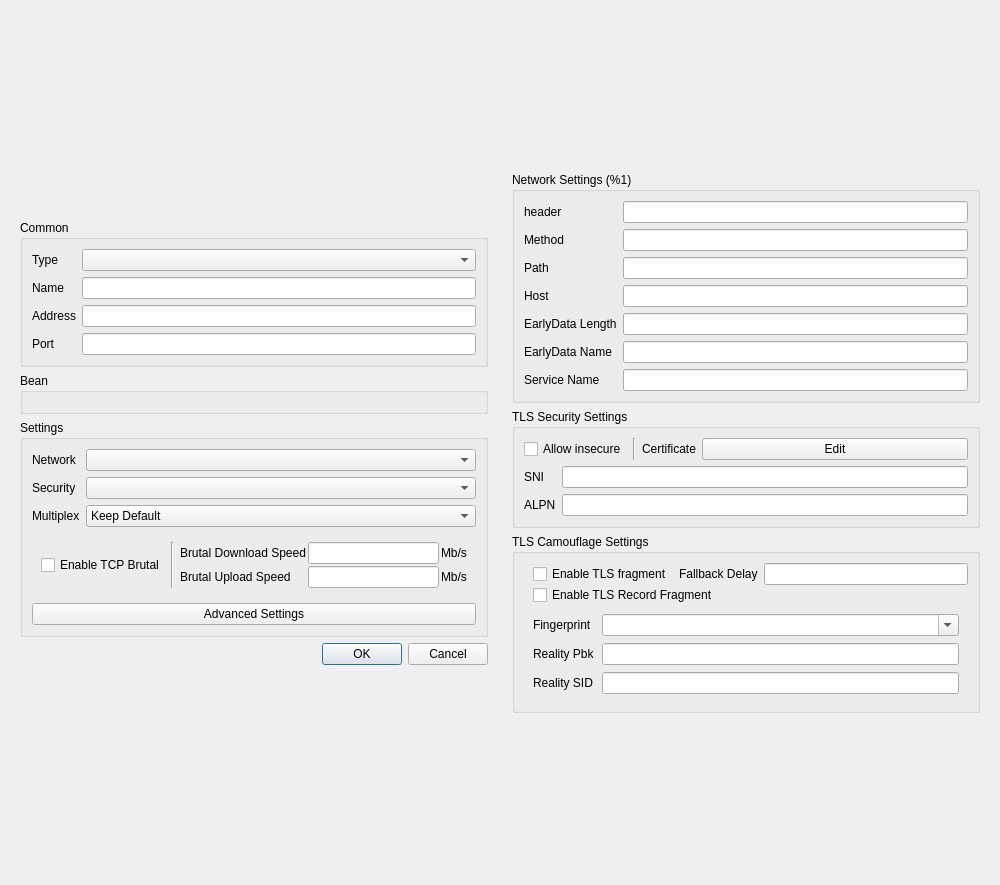
Before: the Qt Designer form include/ui/profile/dialog_edit_profile.ui in shengmo0210/Throne, drawn with Qt 5.
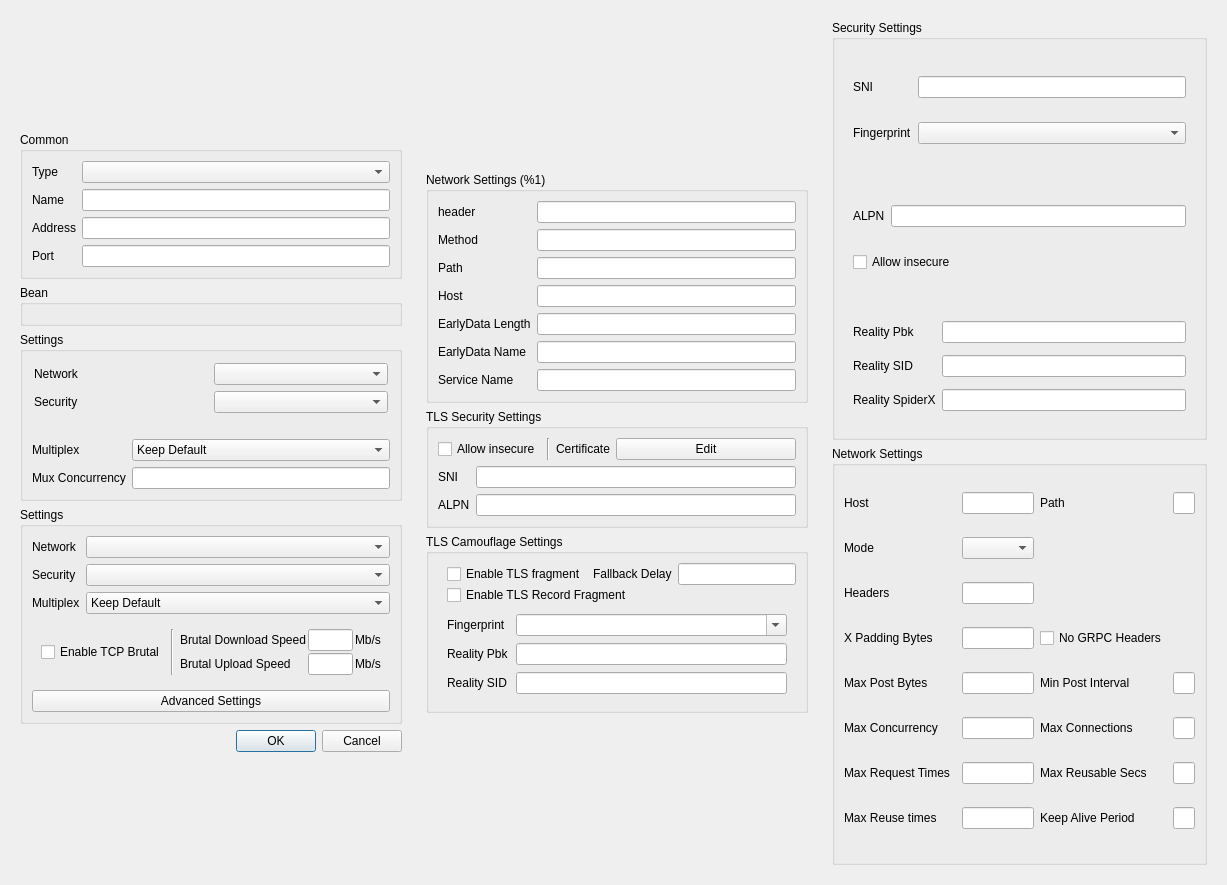
After: the same form once the commit is applied. Custom widgets are drawn as their Qt base class.

Commit message: Add vless xray ui

What changed in the file:
```diff
--- a/include/ui/profile/dialog_edit_profile.ui
+++ b/include/ui/profile/dialog_edit_profile.ui
@@ -121,6 +121,107 @@
         </layout>
        </widget>
       </item>
+      <item>
+       <widget class="QGroupBox" name="xray_settings_box">
+        <property name="title">
+         <string>Settings</string>
+        </property>
+        <layout class="QVBoxLayout" name="verticalLayout_9">
+         <property name="leftMargin">
+          <number>0</number>
+         </property>
+         <property name="topMargin">
+          <number>0</number>
+         </property>
+         <property name="rightMargin">
+          <number>0</number>
+         </property>
+         <property name="bottomMargin">
+          <number>0</number>
+         </property>
+         <item>
+          <widget class="QWidget" name="widget_4" native="true">
+           <layout class="QGridLayout" name="gridLayout_4">
+            <property name="leftMargin">
+             <number>11</number>
+            </property>
+            <property name="topMargin">
+             <number>11</number>
+            </property>
+            <property name="rightMargin">
+             <number>11</number>
+            </property>
+            <property name="bottomMargin">
+             <number>11</number>
+            </property>
+            <item row="0" column="0">
+             <widget class="QLabel" name="label_9">
+              <property name="text">
+               <string>Network</string>
+              </property>
+             </widget>
+            </item>
+            <item row="0" column="1">
+             <widget class="QComboBox" name="xray_network"/>
+            </item>
+            <item row="1" column="0">
+             <widget class="QLabel" name="label_10">
+              <property name="text">
+               <string>Security</string>
+              </property>
+             </widget>
+            </item>
+            <item row="1" column="1">
+             <widget class="QComboBox" name="xray_security"/>
+            </item>
+           </layout>
+          </widget>
+         </item>
+         <item>
+          <widget class="QWidget" name="xray_mux_box" native="true">
+           <layout class="QGridLayout" name="gridLayout_8">
+            <item row="0" column="1">
+             <widget class="QComboBox" name="xray_mux">
+              <item>
+               <property name="text">
+                <string>Keep Default</string>
+               </property>
+              </item>
+              <item>
+               <property name="text">
+                <string>Enabled</string>
+               </property>
+              </item>
+              <item>
+               <property name="text">
+                <string>Disabled</string>
+               </property>
+              </item>
+             </widget>
+            </item>
+            <item row="0" column="0">
+             <widget class="QLabel" name="label_17">
+              <property name="text">
+               <string>Multiplex</string>
+              </property>
+             </widget>
+            </item>
+            <item row="1" column="0">
+             <widget class="QLabel" name="label_18">
+              <property name="text">
+               <string>Mux Concurrency</string>
+              </property>
+             </widget>
+            </item>
+            <item row="1" column="1">
+             <widget class="QLineEdit" name="xray_mux_concurrency"/>
+            </item>
+           </layout>
+          </widget>
+         </item>
+        </layout>
+       </widget>
+      </item>
       <item>
        <widget class="QGroupBox" name="stream_box">
         <property name="sizePolicy">
@@ -747,6 +848,252 @@
      </layout>
     </widget>
    </item>
+   <item>
+    <widget class="QWidget" name="xray_widget" native="true">
+     <layout class="QVBoxLayout" name="verticalLayout_5">
+      <item>
+       <widget class="QGroupBox" name="xray_security_box">
+        <property name="title">
+         <string>Security Settings</string>
+        </property>
+        <layout class="QVBoxLayout" name="verticalLayout_8">
+         <item>
+          <widget class="QWidget" name="xray_tls_common" native="true">
+           <layout class="QGridLayout" name="gridLayout_5">
+            <item row="0" column="0">
+             <widget class="QLabel" name="label_11">
+              <property name="text">
+               <string>SNI</string>
+              </property>
+             </widget>
+            </item>
+            <item row="0" column="1">
+             <widget class="QLineEdit" name="xray_sni"/>
+            </item>
+            <item row="1" column="0">
+             <widget class="QLabel" name="label_12">
+              <property name="text">
+               <string>Fingerprint</string>
+              </property>
+             </widget>
+            </item>
+            <item row="1" column="1">
+             <widget class="QComboBox" name="xray_fp"/>
+            </item>
+           </layout>
+          </widget>
+         </item>
+         <item>
+          <widget class="QWidget" name="xray_tls_only" native="true">
+           <layout class="QGridLayout" name="gridLayout_6">
+            <item row="0" column="0">
+             <widget class="QLabel" name="label_13">
+              <property name="text">
+               <string>ALPN</string>
+              </property>
+             </widget>
+            </item>
+            <item row="0" column="1">
+             <widget class="QLineEdit" name="xray_alpn"/>
+            </item>
+            <item row="1" column="0" colspan="2">
+             <widget class="QCheckBox" name="xray_insecure">
+              <property name="text">
+               <string>Allow insecure</string>
+              </property>
+             </widget>
+            </item>
+           </layout>
+          </widget>
+         </item>
+         <item>
+          <widget class="QWidget" name="xray_reality_box" native="true">
+           <layout class="QGridLayout" name="gridLayout_7">
+            <item row="0" column="0">
+             <widget class="QLabel" name="label_14">
+              <property name="text">
+               <string>Reality Pbk</string>
+              </property>
+             </widget>
+            </item>
+            <item row="0" column="1">
+             <widget class="QLineEdit" name="xray_reality_pbk"/>
+            </item>
+            <item row="1" column="0">
+             <widget class="QLabel" name="label_15">
+              <property name="text">
+               <string>Reality SID</string>
+              </property>
+             </widget>
+            </item>
+            <item row="1" column="1">
+             <widget class="QLineEdit" name="xray_reality_sid"/>
+            </item>
+            <item row="2" column="0">
+             <widget class="QLabel" name="label_16">
+              <property name="text">
+               <string>Reality SpiderX</string>
+              </property>
+             </widget>
+            </item>
+            <item row="2" column="1">
+             <widget class="QLineEdit" name="xray_reality_spiderx"/>
+            </item>
+           </layout>
+          </widget>
+         </item>
+        </layout>
+       </widget>
+      </item>
+      <item>
+       <widget class="QGroupBox" name="xray_network_box">
+        <property name="title">
+         <string>Network Settings</string>
+        </property>
+        <layout class="QGridLayout" name="gridLayout_9">
+         <item row="3" column="2" colspan="2">
+          <widget class="QLabel" name="label_22">
+           <property name="text">
+            <string>Headers</string>
+           </property>
+          </widget>
+         </item>
+         <item row="8" column="2">
+          <widget class="QLabel" name="label_26">
+           <property name="text">
+            <string>Max Concurrency</string>
+           </property>
+          </widget>
+         </item>
+         <item row="6" column="2">
+          <widget class="QLabel" name="label_24">
+           <property name="text">
+            <string>Max Post Bytes</string>
+           </property>
+          </widget>
+         </item>
+         <item row="0" column="4">
+          <widget class="QLineEdit" name="xray_host"/>
+         </item>
+         <item row="9" column="5">
+          <widget class="QLabel" name="label_28">
+           <property name="text">
+            <string>Max Reusable Secs</string>
+           </property>
+          </widget>
+         </item>
+         <item row="9" column="2">
+          <widget class="QLabel" name="label_27">
+           <property name="text">
+            <string>Max Request Times</string>
+           </property>
+          </widget>
+         </item>
+         <item row="6" column="6">
+          <widget class="QLineEdit" name="xray_scMinPostsIntervalMs"/>
+         </item>
+         <item row="3" column="4">
+          <widget class="QLineEdit" name="xray_headers"/>
+         </item>
+         <item row="0" column="2">
+          <widget class="QLabel" name="label_19">
+           <property name="text">
+            <string>Host</string>
+           </property>
+          </widget>
+         </item>
+         <item row="8" column="4">
+          <widget class="QLineEdit" name="xray_max_concurrency"/>
+         </item>
+         <item row="4" column="2">
+          <widget class="QLabel" name="label_23">
+           <property name="text">
+            <string>X Padding Bytes</string>
+           </property>
+          </widget>
+         </item>
+         <item row="6" column="4">
+          <widget class="QLineEdit" name="xray_scMaxEachPostBytes"/>
+         </item>
+         <item row="6" column="5">
+          <widget class="QLabel" name="label_25">
+           <property name="text">
+            <string>Min Post Interval</string>
+           </property>
+          </widget>
+         </item>
+         <item row="2" column="2">
+          <widget class="QLabel" name="label_21">
+           <property name="text">
+            <string>Mode</string>
+           </property>
+          </widget>
+         </item>
+         <item row="2" column="4">
+          <widget class="QComboBox" name="xray_mode"/>
+         </item>
+         <item row="9" column="4">
+          <widget class="QLineEdit" name="xray_hMaxRequestTimes"/>
+         </item>
+         <item row="4" column="4">
+          <widget class="QLineEdit" name="xray_xpaddingbytes"/>
+         </item>
+         <item row="4" column="5">
+          <widget class="QCheckBox" name="xray_no_grpc">
+           <property name="text">
+            <string>No GRPC Headers</string>
+           </property>
+          </widget>
+         </item>
+         <item row="9" column="6">
+          <widget class="QLineEdit" name="xray_hMaxReusableSecs"/>
+         </item>
+         <item row="10" column="2">
+          <widget class="QLabel" name="label_29">
+           <property name="text">
+            <string>Max Reuse times</string>
+           </property>
+          </widget>
+         </item>
+         <item row="10" column="4">
+          <widget class="QLineEdit" name="xray_max_reuse_times"/>
+         </item>
+         <item row="10" column="5">
+          <widget class="QLabel" name="label_30">
+           <property name="text">
+            <string>Keep Alive Period</string>
+           </property>
+          </widget>
+         </item>
+         <item row="10" column="6">
+          <widget class="QLineEdit" name="xray_keep_alive_period"/>
+         </item>
+         <item row="8" column="5">
+          <widget class="QLabel" name="label_31">
+           <property name="text">
+            <string>Max Connections</string>
+           </property>
+          </widget>
+         </item>
+         <item row="8" column="6">
+          <widget class="QLineEdit" name="xray_max_connections"/>
+         </item>
+         <item row="0" column="5">
+          <widget class="QLabel" name="label_20">
+           <property name="text">
+            <string>Path</string>
+           </property>
+          </widget>
+         </item>
+         <item row="0" column="6">
+          <widget class="QLineEdit" name="xray_path"/>
+         </item>
+        </layout>
+       </widget>
+      </item>
+     </layout>
+    </widget>
+   </item>
   </layout>
  </widget>
  <customwidgets>
```
Left out of the diff: 26 changed lines with no effect on the pictures. The commit also changes 14 other files.
